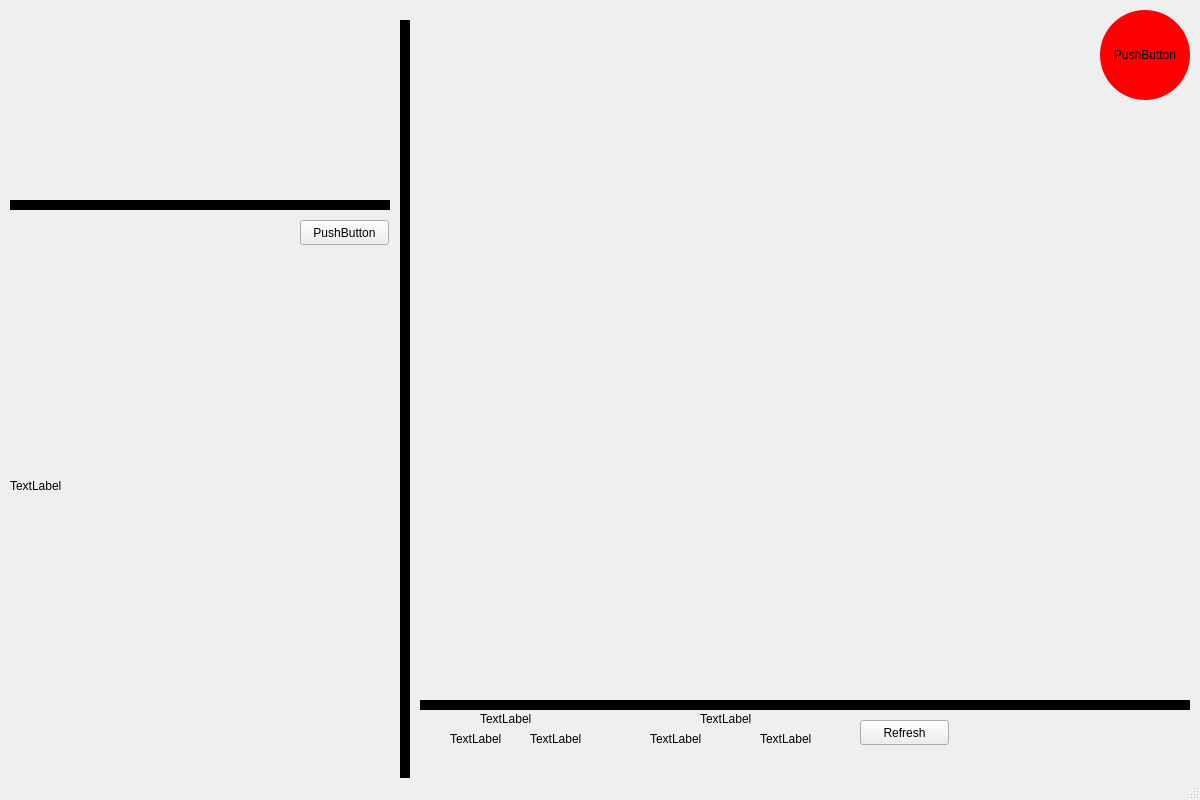
Above: mainwindow.ui from whitea17/dashboard-lab4 before the change. Below: the same form after it.
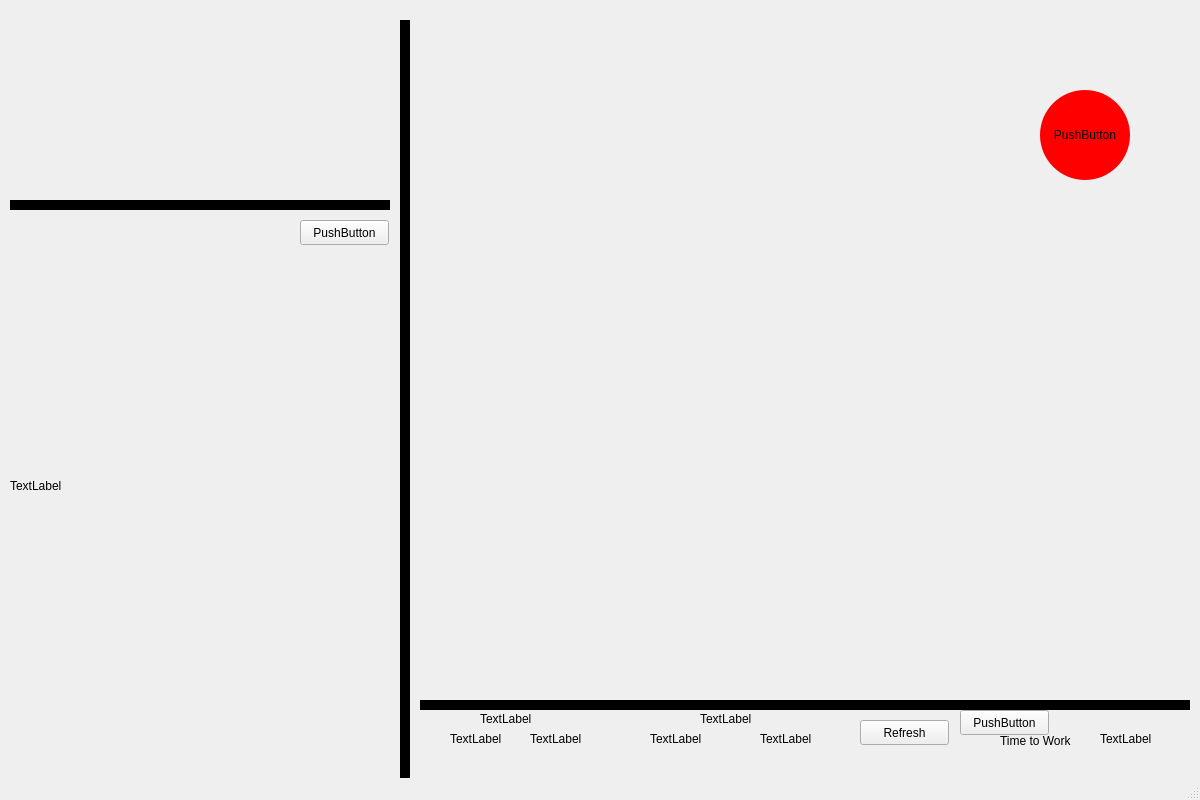
That is the form after the change.

Commit message:
Implemented functional prototype of time to work
I query google maps api and give it two zip codes, it will return
how long it takes to get there.

Things left todo:
Implement pushbullet send link feature
Implement and link settings page to functional protoypes to
	complete them.
Make it look nice

Diff of the .ui file:
```diff
--- a/mainwindow.ui
+++ b/mainwindow.ui
@@ -74,8 +74,8 @@
    <widget class="QPushButton" name="pushButton">
     <property name="geometry">
      <rect>
-      <x>1100</x>
-      <y>10</y>
+      <x>1040</x>
+      <y>90</y>
       <width>90</width>
       <height>90</height>
      </rect>
@@ -208,6 +208,45 @@
      <string>PushButton</string>
     </property>
    </widget>
+   <widget class="QLabel" name="timeToWorkDis">
+    <property name="geometry">
+     <rect>
+      <x>1000</x>
+      <y>720</y>
+      <width>101</width>
+      <height>41</height>
+     </rect>
+    </property>
+    <property name="text">
+     <string>Time to Work</string>
+    </property>
+   </widget>
+   <widget class="QLabel" name="timeToWorkDisVal">
+    <property name="geometry">
+     <rect>
+      <x>1100</x>
+      <y>730</y>
+      <width>67</width>
+      <height>17</height>
+     </rect>
+    </property>
+    <property name="text">
+     <string>TextLabel</string>
+    </property>
+   </widget>
+   <widget class="QPushButton" name="mapUpdate">
+    <property name="geometry">
+     <rect>
+      <x>960</x>
+      <y>710</y>
+      <width>89</width>
+      <height>25</height>
+     </rect>
+    </property>
+    <property name="text">
+     <string>PushButton</string>
+    </property>
+   </widget>
   </widget>
   <widget class="QMenuBar" name="menubar">
    <property name="geometry">
```
The commit also changes 4 other files.
